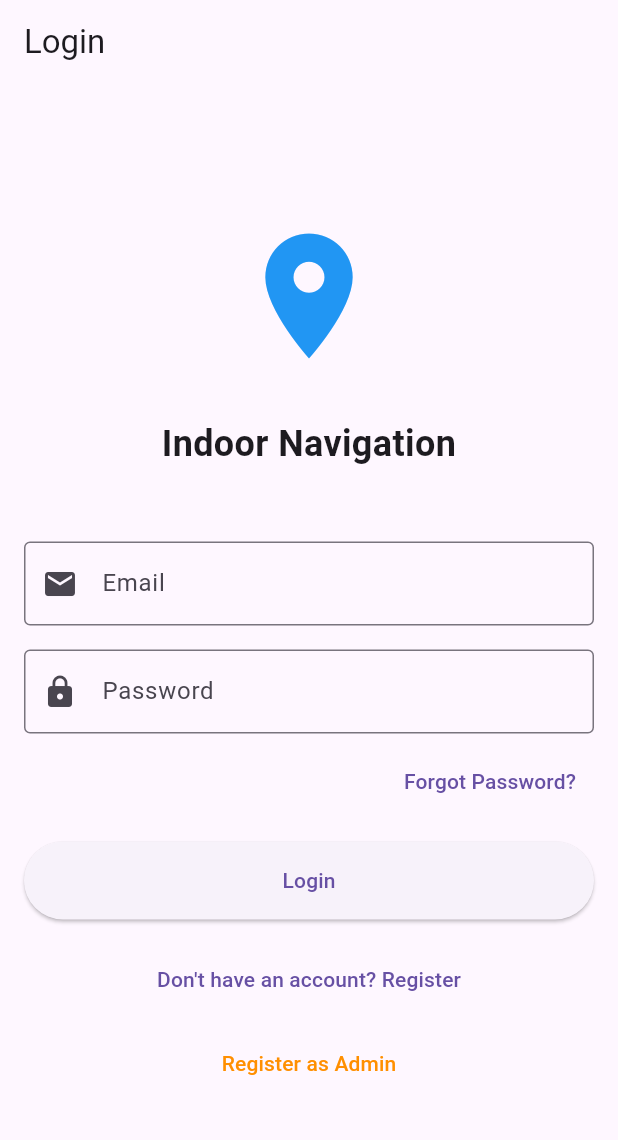
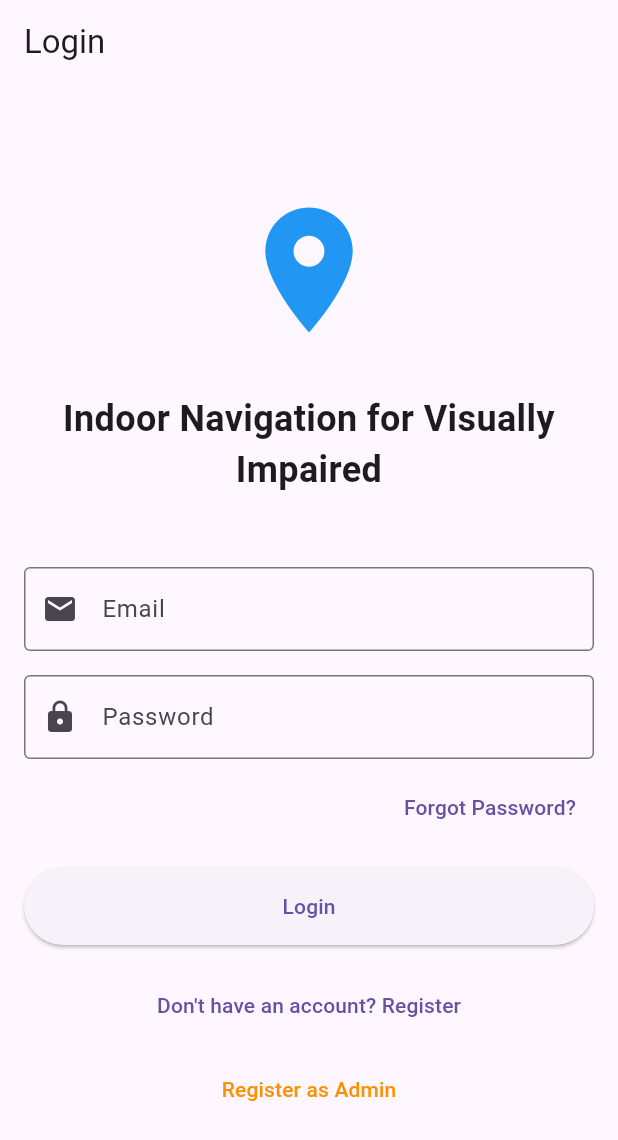
Before and after one commit to NgWY02/Indoor-Navigation-for-visually-impaired, a Flutter app: the screen it shows after launch, on a phone screen of 412 x 824 dp. Shown: the top 1140 px of the screen. Run offline on Flutter 3.47's test engine with Material 3 defaults, Android fonts, the phone set to English and light mode, and no system bars; our stand-ins replace camera, flutter_compass, flutter_tts, image_picker, permission_handler, supabase_flutter and 1 more; missing offline and left inert: tflite_flutter, video_thumbnail; accounts and stored records are empty.

Commit message:
change login title

```diff
--- a/lib/auth/login_screen.dart
+++ b/lib/auth/login_screen.dart
@@ -86,7 +86,7 @@ class _LoginScreenState extends State<LoginScreen> {
                   ),
                   const SizedBox(height: 32),
                   const Text(
-                    'Indoor Navigation',
+                    'Indoor Navigation for Visually Impaired',
                     textAlign: TextAlign.center,
                     style: TextStyle(
                       fontSize: 24,
```
